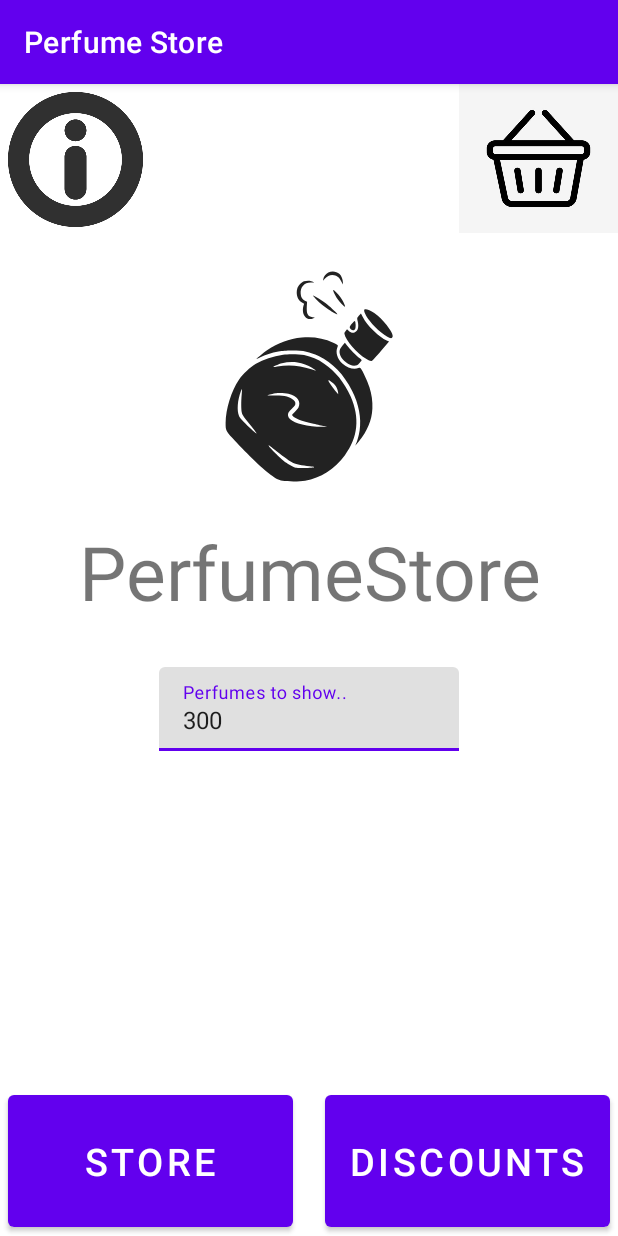
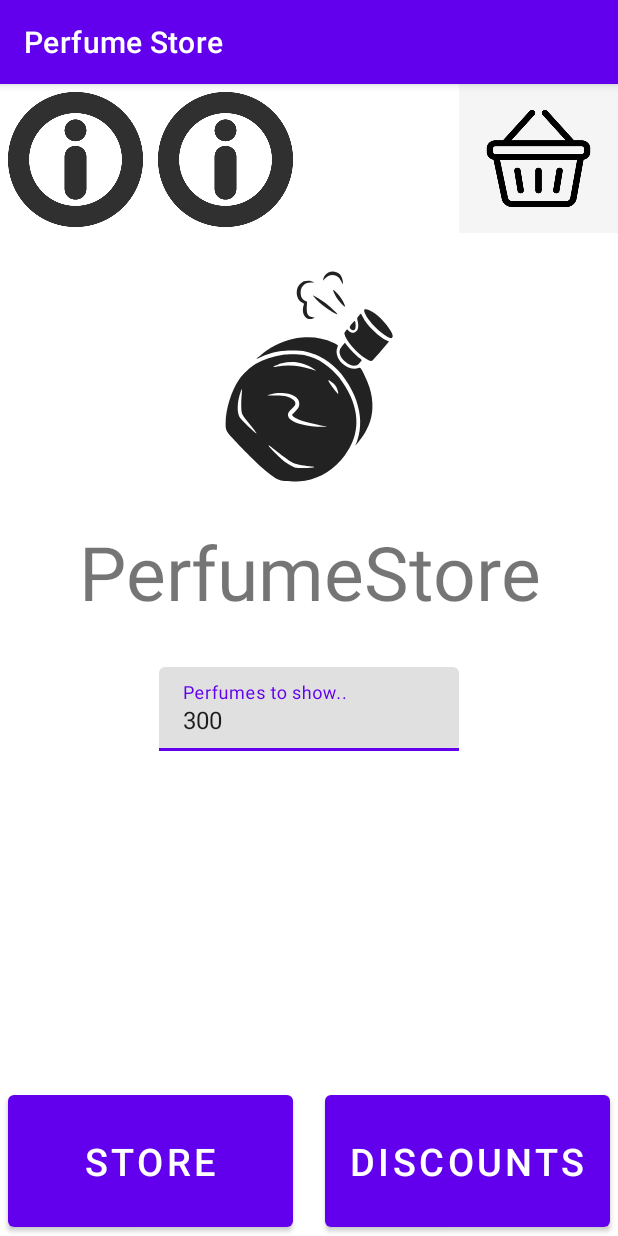
Before and after one commit to Towich/online-store, an Android app: the screen it shows after launch (MainActivity), on a phone screen of 412 x 824 dp. Run offline under Robolectric (Android 15) with nearby library versions, the phone set to English and light mode, and no system bars.

Commit message:
added button, MyService

```diff
--- a/app/src/main/java/com/example/firstpractice/ContentFragment.java
+++ b/app/src/main/java/com/example/firstpractice/ContentFragment.java
@@ -169,6 +169,16 @@ public class ContentFragment extends Fragment {
             }
         });
 
+        // button "Start service"
+        ImageButton btn_start_service = view.findViewById(R.id.button_start_service);
+        btn_start_service.setOnClickListener(new View.OnClickListener() {
+            @Override
+            public void onClick(View view) {
+                Intent intent = new Intent(getActivity().getApplicationContext(), MyService.class);
+                getActivity().startService(intent);
+            }
+        });
+
     }
 
 
--- a/app/src/main/res/layout/fragment_main.xml
+++ b/app/src/main/res/layout/fragment_main.xml
@@ -83,5 +83,16 @@
         android:layout_marginStart="5dp"
         android:layout_marginTop="5dp"/>
 
+    <ImageButton
+        android:id="@+id/button_start_service"
+        android:layout_width="90dp"
+        android:layout_height="90dp"
+        android:layout_marginStart="10dp"
+        android:background="@drawable/info_icon__6"
+        android:textSize="@dimen/button_lets_shop_text_size"
+        app:layout_constraintStart_toEndOf="@+id/button_info"
+        app:layout_constraintTop_toTopOf="parent"
+        android:layout_marginTop="5dp"/>
+
 
 </androidx.constraintlayout.widget.ConstraintLayout>
```
Also changed, not shown: app/src/main/AndroidManifest.xml (+8 -0 lines), app/src/main/java/com/example/firstpractice/MyService.java (added, +82 -0 lines), app/src/main/res/layout/service_layout.xml (added, +26 -0 lines), app/src/main/res/drawable/info_icon_png_28.png (added).
